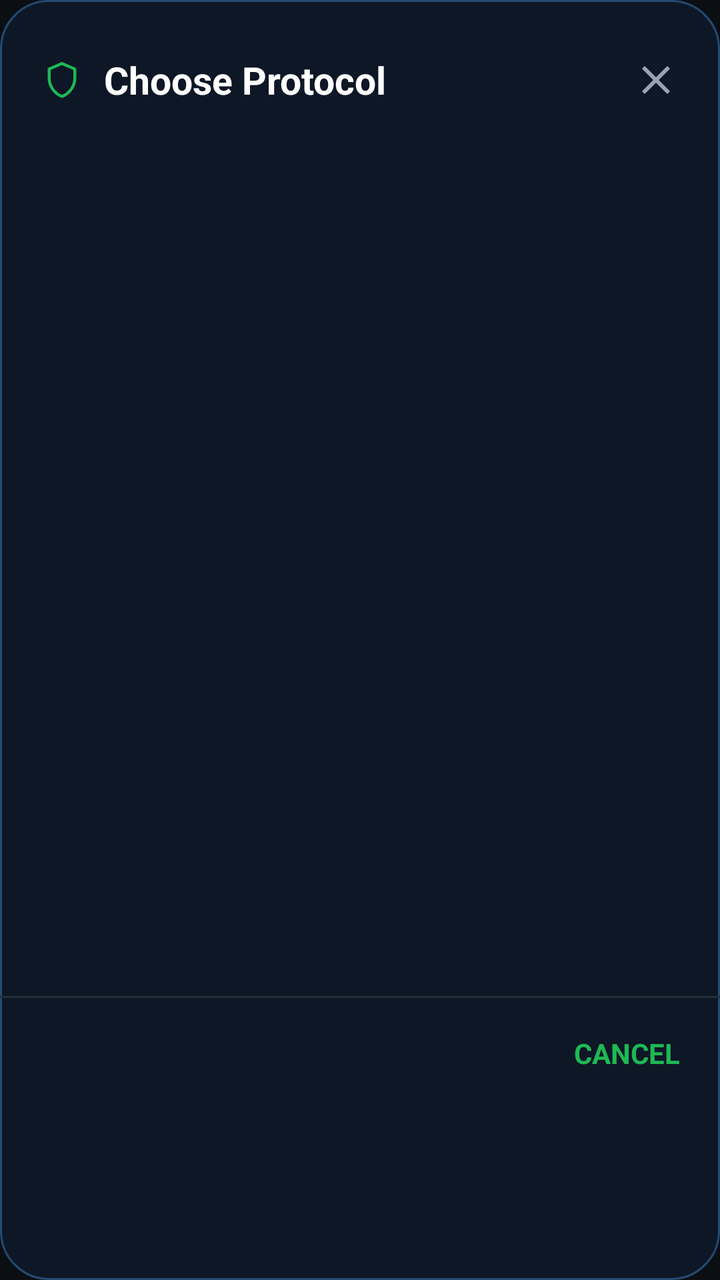
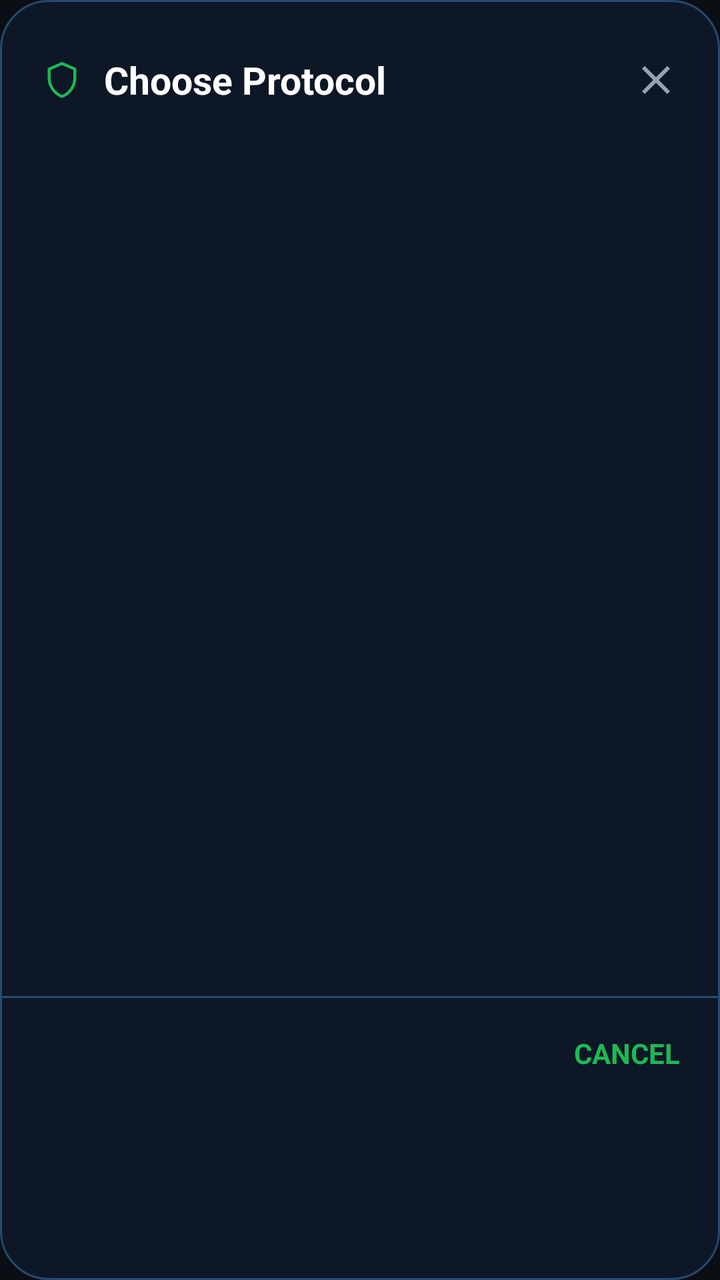

Before-and-after screenshots of an Android layout around one commit, followed by the original layout XML and the change that was made.
<!-- AndroidManifest.xml: application theme Theme.SshProxyPayload -->
<!-- res/layout/dialog_choose_protocol.xml -->
<?xml version="1.0" encoding="utf-8"?>
<LinearLayout xmlns:android="http://schemas.android.com/apk/res/android"
    android:layout_width="match_parent"
    android:layout_height="wrap_content"
    android:orientation="vertical"
    android:background="@drawable/shape_dialog_bg"
    android:paddingTop="20dp"
    android:paddingBottom="8dp">

    
    <LinearLayout
        android:layout_width="match_parent"
        android:layout_height="wrap_content"
        android:orientation="horizontal"
        android:gravity="center_vertical"
        android:paddingStart="20dp"
        android:paddingEnd="12dp">

        <ImageView
            android:layout_width="22dp"
            android:layout_height="22dp"
            android:src="@drawable/ic_shield_outline"
            android:importantForAccessibility="no" />

        <TextView
            android:layout_width="0dp"
            android:layout_height="wrap_content"
            android:layout_weight="1"
            android:layout_marginStart="10dp"
            android:text="Choose Protocol"
            android:textColor="@color/text_primary"
            android:textSize="19sp"
            android:textStyle="bold" />

        <ImageView
            android:id="@+id/btnProtocolClose"
            android:layout_width="40dp"
            android:layout_height="40dp"
            android:padding="8dp"
            android:src="@drawable/ic_close"
            android:clickable="true"
            android:focusable="true"
            android:background="?attr/selectableItemBackgroundBorderless"
            android:contentDescription="Close" />

    </LinearLayout>

    
    <ScrollView
        android:layout_width="match_parent"
        android:layout_height="420dp"
        android:layout_marginTop="14dp"
        android:scrollbars="vertical"
        android:fillViewport="false">

        <LinearLayout
            android:id="@+id/llProtocolList"
            android:layout_width="match_parent"
            android:layout_height="wrap_content"
            android:orientation="vertical"
            android:paddingStart="16dp"
            android:paddingEnd="16dp" />

    </ScrollView>

    
    <View
        android:layout_width="match_parent"
        android:layout_height="1dp"
        android:layout_marginTop="4dp"
        android:background="@color/surface_stroke" />

    <TextView
        android:id="@+id/btnProtocolCancel"
        android:layout_width="wrap_content"
        android:layout_height="wrap_content"
        android:layout_gravity="end"
        android:layout_marginTop="4dp"
        android:paddingStart="20dp"
        android:paddingEnd="20dp"
        android:paddingTop="14dp"
        android:paddingBottom="14dp"
        android:text="CANCEL"
        android:textColor="@color/accent_green"
        android:textStyle="bold"
        android:textSize="14sp"
        android:clickable="true"
        android:focusable="true"
        android:background="?attr/selectableItemBackground" />

</LinearLayout>
<!-- resources referenced by this layout -->
<resources>
  <color name="accent_green">#1DB954</color>
  <color name="surface_stroke">#242E38</color>
  <color name="text_primary">#FFFFFF</color>
  <!-- drawable ic_close (drawable) -->
  <?xml version="1.0" encoding="utf-8"?>
  <vector xmlns:android="http://schemas.android.com/apk/res/android"
      android:width="24dp"
      android:height="24dp"
      android:viewportWidth="24"
      android:viewportHeight="24"
      android:tint="@color/text_secondary">
      <path
          android:fillColor="#FF000000"
          android:pathData="M19,6.41L17.59,5 12,10.59 6.41,5 5,6.41 10.59,12 5,17.59 6.41,19 12,13.41 17.59,19 19,17.59 13.41,12z" />
  </vector>
  <!-- drawable ic_shield_outline (drawable) -->
  <?xml version="1.0" encoding="utf-8"?>
  <vector xmlns:android="http://schemas.android.com/apk/res/android"
      android:width="24dp"
      android:height="24dp"
      android:viewportWidth="24"
      android:viewportHeight="24">
      <path
          android:strokeColor="@color/accent_green"
          android:strokeWidth="1.6"
          android:strokeLineJoin="round"
          android:strokeLineCap="round"
          android:fillColor="@android:color/transparent"
          android:pathData="M12,3L19,6V11C19,15.4 16.1,19.4 12,21C7.9,19.4 5,15.4 5,11V6Z" />
  </vector>
  <!-- drawable shape_dialog_bg (drawable) -->
  <?xml version="1.0" encoding="utf-8"?>
  <shape xmlns:android="http://schemas.android.com/apk/res/android">
      <solid android:color="@color/screen_surface" />
      <corners android:radius="24dp" />
      <stroke android:width="1dp" android:color="@color/screen_stroke" />
  </shape>
  <style name="Theme.SshProxyPayload" parent="Theme.MaterialComponents.DayNight.NoActionBar">
          <item name="colorPrimary">#1DB954</item>
          <item name="colorPrimaryDark">#0B0F14</item>
          <item name="colorAccent">#1DB954</item>
          <item name="colorSurface">#141B22</item>
          <item name="colorOnSurface">#FFFFFF</item>
          <item name="android:windowBackground">#0B0F14</item>
          <item name="android:statusBarColor">#0B0F14</item>
          <item name="android:navigationBarColor">#0B0F14</item>
          <item name="android:windowLightStatusBar" tools:targetApi="m">false</item>
      </style>
  <color name="text_secondary">#98A2B3</color>
  <color name="screen_surface">#0E1726</color>
  <color name="screen_stroke">#234B73</color>
</resources>

<!-- the commit's change to res/layout/dialog_choose_protocol.xml (unified diff, before → after) -->
@@ -68,7 +68,7 @@
         android:layout_width="match_parent"
         android:layout_height="1dp"
         android:layout_marginTop="4dp"
-        android:background="@color/surface_stroke" />
+        android:background="@color/screen_stroke" />
 
     <TextView
         android:id="@+id/btnProtocolCancel"
<!-- resource entries referenced after the edit -->
@@ -1,7 +1,6 @@
 <!-- resources referenced by this layout -->
 <resources>
   <color name="accent_green">#1DB954</color>
-  <color name="surface_stroke">#242E38</color>
   <color name="text_primary">#FFFFFF</color>
   <!-- drawable ic_close (drawable) -->
   <?xml version="1.0" encoding="utf-8"?>
